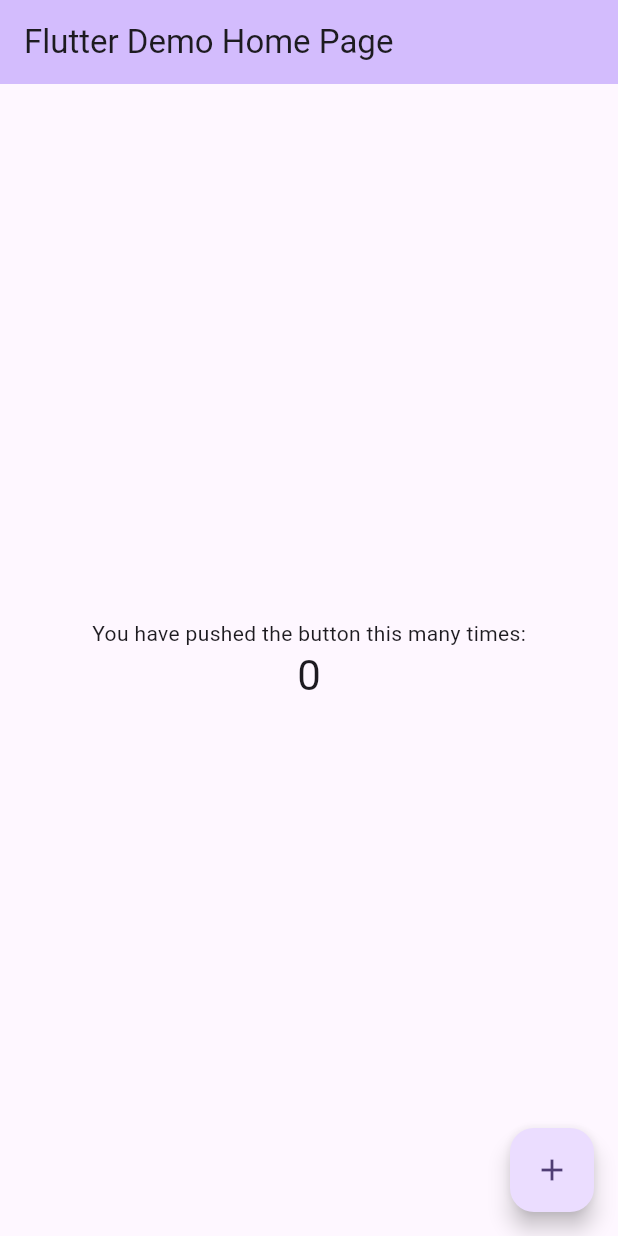
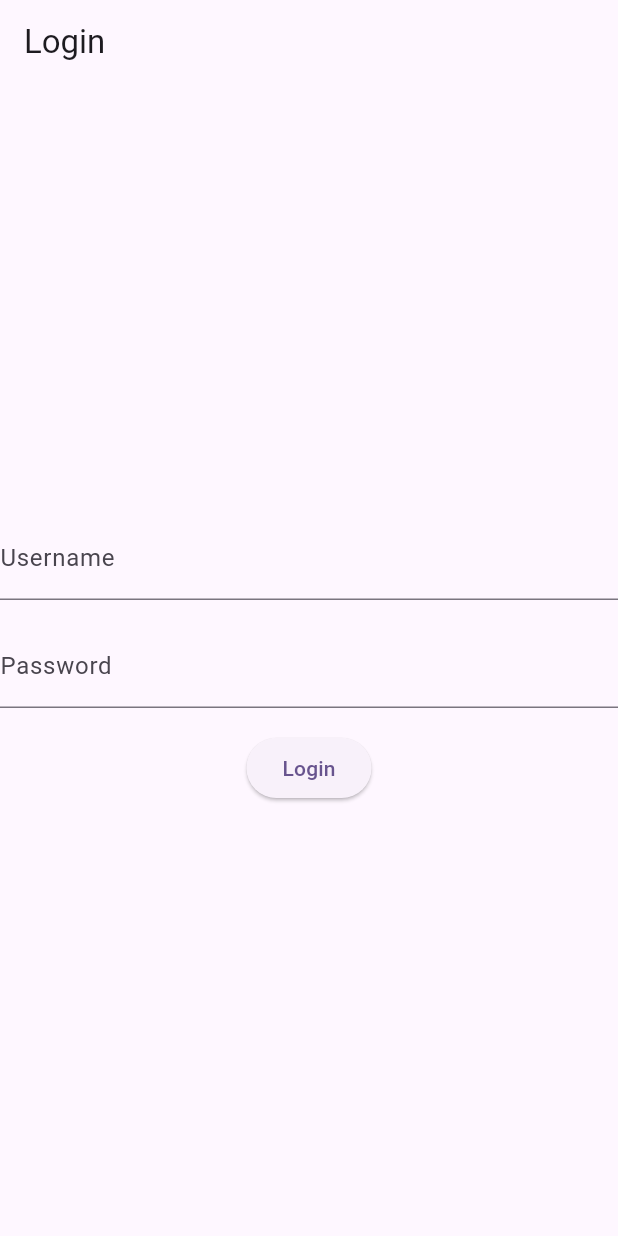
Before and after one commit to elgbouriSaad/PulseConnect, a Flutter app: the screen it shows after launch, on a phone screen of 412 x 824 dp. Run offline on Flutter 3.47's test engine with Material 3 defaults, Android fonts, the phone set to English and light mode, and no system bars.

Commit message:
second commit

```diff
--- a/lib/main.dart
+++ b/lib/main.dart
@@ -1,125 +1,22 @@
 import 'package:flutter/material.dart';
+import './view/test.dart';
 
 void main() {
   runApp(const MyApp());
 }
 
 class MyApp extends StatelessWidget {
-  const MyApp({super.key});
+  const MyApp({Key? key});
 
-  // This widget is the root of your application.
   @override
   Widget build(BuildContext context) {
     return MaterialApp(
       title: 'Flutter Demo',
       theme: ThemeData(
-        // This is the theme of your application.
-        //
-        // TRY THIS: Try running your application with "flutter run". You'll see
-        // the application has a purple toolbar. Then, without quitting the app,
-        // try changing the seedColor in the colorScheme below to Colors.green
-        // and then invoke "hot reload" (save your changes or press the "hot
-        // reload" button in a Flutter-supported IDE, or press "r" if you used
-        // the command line to start the app).
-        //
-        // Notice that the counter didn't reset back to zero; the application
-        // state is not lost during the reload. To reset the state, use hot
-        // restart instead.
-        //
-        // This works for code too, not just values: Most code changes can be
-        // tested with just a hot reload.
         colorScheme: ColorScheme.fromSeed(seedColor: Colors.deepPurple),
         useMaterial3: true,
       ),
-      home: const MyHomePage(title: 'Flutter Demo Home Page'),
+      home: LoginPage(),
     );
   }
 }
-
-class MyHomePage extends StatefulWidget {
-  const MyHomePage({super.key, required this.title});
-
-  // This widget is the home page of your application. It is stateful, meaning
-  // that it has a State object (defined below) that contains fields that affect
-  // how it looks.
-
-  // This class is the configuration for the state. It holds the values (in this
-  // case the title) provided by the parent (in this case the App widget) and
-  // used by the build method of the State. Fields in a Widget subclass are
-  // always marked "final".
-
-  final String title;
-
-  @override
-  State<MyHomePage> createState() => _MyHomePageState();
-}
-
-class _MyHomePageState extends State<MyHomePage> {
-  int _counter = 0;
-
-  void _incrementCounter() {
-    setState(() {
-      // This call to setState tells the Flutter framework that something has
-      // changed in this State, which causes it to rerun the build method below
-      // so that the display can reflect the updated values. If we changed
-      // _counter without calling setState(), then the build method would not be
-      // called again, and so nothing would appear to happen.
-      _counter++;
-    });
-  }
-
-  @override
-  Widget build(BuildContext context) {
-    // This method is rerun every time setState is called, for instance as done
-    // by the _incrementCounter method above.
-    //
-    // The Flutter framework has been optimized to make rerunning build methods
-    // fast, so that you can just rebuild anything that needs updating rather
-    // than having to individually change instances of widgets.
-    return Scaffold(
-      appBar: AppBar(
-        // TRY THIS: Try changing the color here to a specific color (to
-        // Colors.amber, perhaps?) and trigger a hot reload to see the AppBar
-        // change color while the other colors stay the same.
-        backgroundColor: Theme.of(context).colorScheme.inversePrimary,
-        // Here we take the value from the MyHomePage object that was created by
-        // the App.build method, and use it to set our appbar title.
-        title: Text(widget.title),
-      ),
-      body: Center(
-        // Center is a layout widget. It takes a single child and positions it
-        // in the middle of the parent.
-        child: Column(
-          // Column is also a layout widget. It takes a list of children and
-          // arranges them vertically. By default, it sizes itself to fit its
-          // children horizontally, and tries to be as tall as its parent.
-          //
-          // Column has various properties to control how it sizes itself and
-          // how it positions its children. Here we use mainAxisAlignment to
-          // center the children vertically; the main axis here is the vertical
-          // axis because Columns are vertical (the cross axis would be
-          // horizontal).
-          //
-          // TRY THIS: Invoke "debug painting" (choose the "Toggle Debug Paint"
-          // action in the IDE, or press "p" in the console), to see the
-          // wireframe for each widget.
-          mainAxisAlignment: MainAxisAlignment.center,
-          children: <Widget>[
-            const Text(
-              'You have pushed the button this many times:',
-            ),
-            Text(
-              '$_counter',
-              style: Theme.of(context).textTheme.headlineMedium,
-            ),
-          ],
-        ),
-      ),
-      floatingActionButton: FloatingActionButton(
-        onPressed: _incrementCounter,
-        tooltip: 'Increment',
-        child: const Icon(Icons.add),
-      ), // This trailing comma makes auto-formatting nicer for build methods.
-    );
-  }
-}
--- /dev/null
+++ b/lib/view/test.dart
@@ -0,0 +1,38 @@
+import 'package:flutter/material.dart';
+
+class LoginPage extends StatelessWidget {
+  @override
+  Widget build(BuildContext context) {
+    return Scaffold(
+      appBar: AppBar(
+        title: Text('Login'),
+      ),
+      body: Center(
+        child: Column(
+          mainAxisAlignment: MainAxisAlignment.center,
+          children: [
+            TextField(
+              decoration: InputDecoration(
+                labelText: 'Username',
+              ),
+            ),
+            SizedBox(height: 16),
+            TextField(
+              decoration: InputDecoration(
+                labelText: 'Password',
+              ),
+              obscureText: true,
+            ),
+            SizedBox(height: 16),
+            ElevatedButton(
+              onPressed: () {
+                // TODO: Implement login logic
+              },
+              child: Text('Login'),
+            ),
+          ],
+        ),
+      ),
+    );
+  }
+}
```
